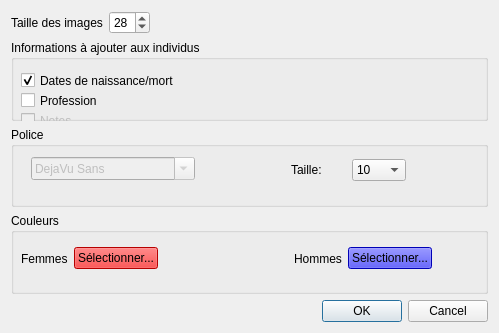
The window that ui/options.ui (aroche/pySequoia) describes before a commit, drawn with Qt 5.
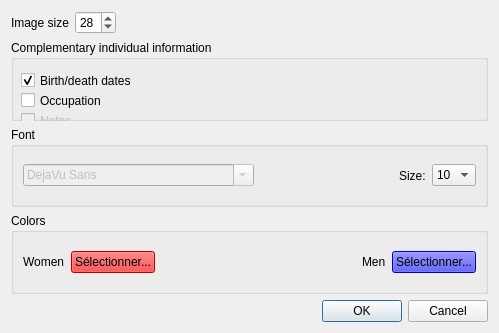
The same window after the commit.

Diff of the .ui file:
```diff
--- a/ui/options.ui
+++ b/ui/options.ui
@@ -25,7 +25,7 @@
      <item>
       <widget class="QLabel" name="label_4">
        <property name="text">
-        <string>Taille des images</string>
+        <string>Image size</string>
        </property>
       </widget>
      </item>
@@ -54,7 +54,7 @@
    <item>
     <widget class="QGroupBox" name="groupBox_3">
      <property name="title">
-      <string>Informations à ajouter aux individus</string>
+      <string>Complementary individual information</string>
      </property>
      <widget class="QCheckBox" name="infos_dates">
       <property name="geometry">
@@ -66,7 +66,7 @@
        </rect>
       </property>
       <property name="text">
-       <string>Dates de naissance/mort</string>
+       <string>Birth/death dates</string>
       </property>
       <property name="checked">
        <bool>true</bool>
@@ -82,7 +82,7 @@
        </rect>
       </property>
       <property name="text">
-       <string>Profession</string>
+       <string>Occupation</string>
       </property>
      </widget>
      <widget class="QCheckBox" name="infos_notes">
@@ -112,43 +112,43 @@
       </sizepolicy>
      </property>
      <property name="title">
-      <string>Police</string>
+      <string>Font</string>
      </property>
      <property name="checkable">
       <bool>false</bool>
      </property>
+     <layout class="QHBoxLayout" name="horizontalLayout_5">
+      <item>
      <widget class="QFontComboBox" name="fontComboBox">
       <property name="enabled">
        <bool>false</bool>
       </property>
-      <property name="geometry">
-       <rect>
-        <x>20</x>
-        <y>30</y>
-        <width>164</width>
-        <height>23</height>
-       </rect>
-      </property>
       <property name="currentFont">
        <font>
         <family>DejaVu Sans</family>
        </font>
       </property>
      </widget>
-     <widget class="QWidget" name="layoutWidget_2">
-      <property name="geometry">
-       <rect>
-        <x>280</x>
-        <y>30</y>
-        <width>115</width>
-        <height>26</height>
-       </rect>
-      </property>
+      </item>
+      <item>
+       <spacer name="horizontalSpacer_3">
+        <property name="orientation">
+         <enum>Qt::Horizontal</enum>
+        </property>
+        <property name="sizeHint" stdset="0">
+         <size>
+          <width>40</width>
+          <height>20</height>
+         </size>
+        </property>
+       </spacer>
+      </item>
+      <item>
       <layout class="QHBoxLayout" name="horizontalLayout">
        <item>
         <widget class="QLabel" name="label">
          <property name="text">
-          <string>Taille:</string>
+           <string>Size:</string>
          </property>
         </widget>
        </item>
@@ -210,28 +210,22 @@
         </widget>
        </item>
       </layout>
-     </widget>
+      </item>
+     </layout>
     </widget>
    </item>
    <item>
     <widget class="QGroupBox" name="groupBox_2">
      <property name="title">
-      <string>Couleurs</string>
+      <string>Colors</string>
      </property>
-     <widget class="QWidget" name="layoutWidget">
-      <property name="geometry">
-       <rect>
-        <x>10</x>
-        <y>30</y>
-        <width>411</width>
-        <height>31</height>
-       </rect>
-      </property>
+     <layout class="QHBoxLayout" name="horizontalLayout_4">
+      <item>
       <layout class="QHBoxLayout" name="horizontalLayout_2">
        <item>
         <widget class="QLabel" name="label_2">
          <property name="text">
-          <string>Femmes</string>
+           <string>Women</string>
          </property>
         </widget>
        </item>
@@ -679,7 +673,7 @@
        <item>
         <widget class="QLabel" name="label_3">
          <property name="text">
-          <string>Hommes</string>
+           <string>Men</string>
          </property>
         </widget>
        </item>
@@ -1112,7 +1106,8 @@
         </widget>
        </item>
       </layout>
-     </widget>
+      </item>
+     </layout>
     </widget>
    </item>
    <item>
```
Lines whose indentation alone changed are shown as unchanged.
